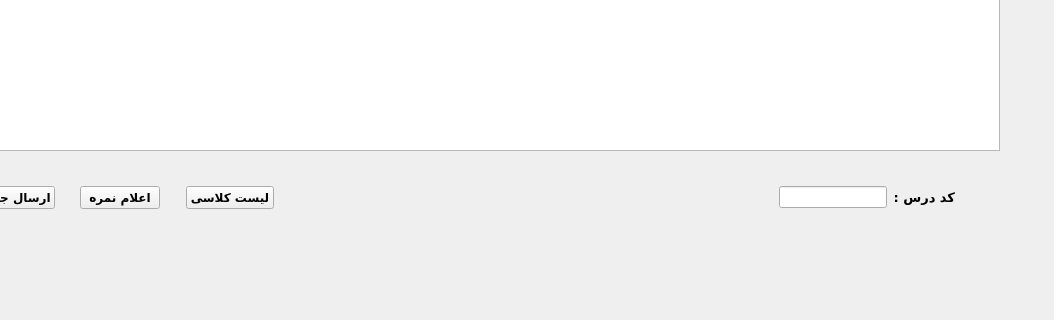
This is teachermaindialog.ui in AliRn76/Student-Portal as Qt 5 draws it before an edit; both pictures show x 146 to 1200 and y 330 to 650 of the 1200 by 650 pixel window. The edited form follows.
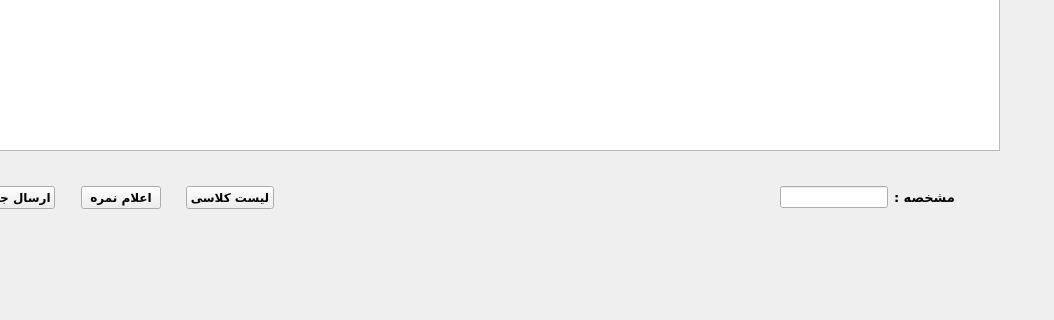
This is the edited form.

```diff
--- a/teachermaindialog.ui
+++ b/teachermaindialog.ui
@@ -200,7 +200,7 @@
        </font>
       </property>
       <property name="text">
-       <string>کد درس :</string>
+       <string>مشخصه :</string>
       </property>
      </widget>
     </item>
```
Left out of the diff: 6 changed lines with no effect on the pictures.
